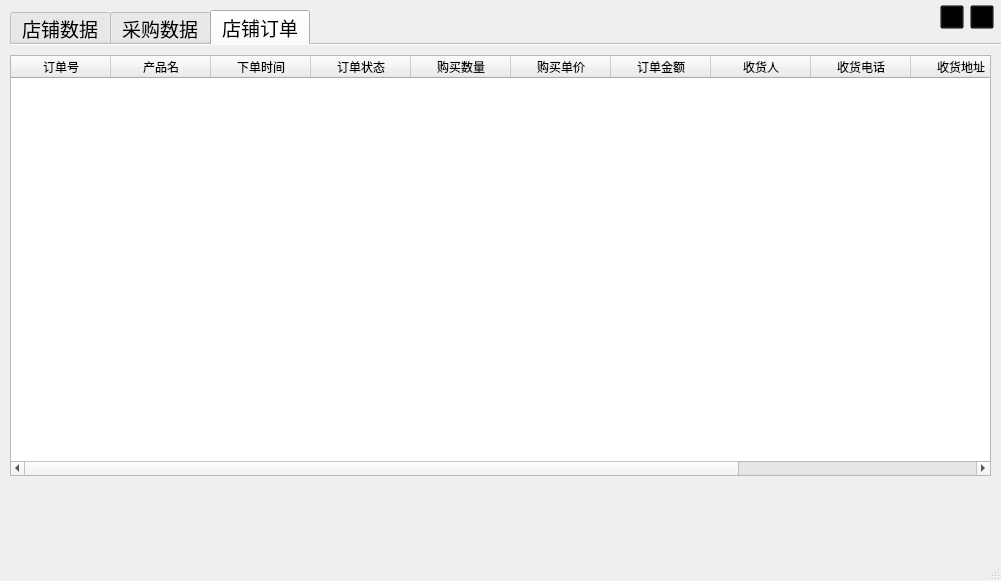
imuhao/MtHelper, file ui/ui.ui: the form before one commit.
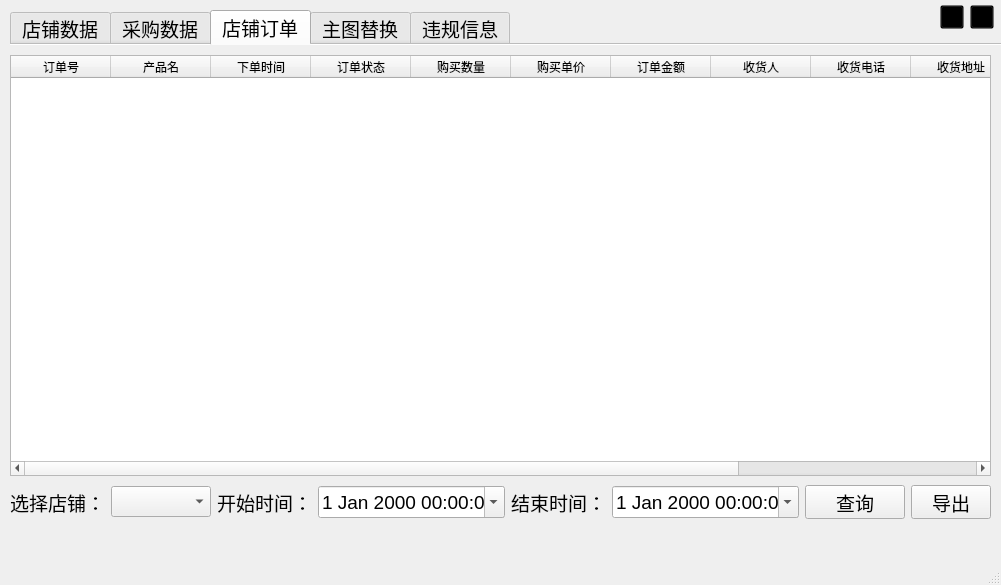
The form after the commit. The open tabs and pages were chosen to show the change. Icons and pictures are not drawn.

Commit message: 违规信息

Patch:
```diff
--- a/ui/ui.ui
+++ b/ui/ui.ui
@@ -7,7 +7,7 @@
     <x>0</x>
     <y>0</y>
     <width>1001</width>
-    <height>581</height>
+    <height>585</height>
    </rect>
   </property>
   <property name="font">
@@ -25,7 +25,7 @@
       <x>10</x>
       <y>10</y>
       <width>1001</width>
-      <height>511</height>
+      <height>541</height>
      </rect>
     </property>
     <property name="tabletTracking">
@@ -402,6 +402,184 @@
        </property>
       </column>
      </widget>
+     <widget class="QWidget" name="horizontalLayoutWidget_5">
+      <property name="geometry">
+       <rect>
+        <x>0</x>
+        <y>440</y>
+        <width>981</width>
+        <height>34</height>
+       </rect>
+      </property>
+      <layout class="QHBoxLayout" name="horizontalLayout_5" stretch="0,0,0,0,0,0,1,1">
+       <property name="sizeConstraint">
+        <enum>QLayout::SetNoConstraint</enum>
+       </property>
+       <item>
+        <widget class="QLabel" name="label_3">
+         <property name="maximumSize">
+          <size>
+           <width>100</width>
+           <height>16777215</height>
+          </size>
+         </property>
+         <property name="baseSize">
+          <size>
+           <width>0</width>
+           <height>0</height>
+          </size>
+         </property>
+         <property name="text">
+          <string>选择店铺：</string>
+         </property>
+         <property name="alignment">
+          <set>Qt::AlignRight|Qt::AlignTrailing|Qt::AlignVCenter</set>
+         </property>
+         <property name="wordWrap">
+          <bool>false</bool>
+         </property>
+        </widget>
+       </item>
+       <item>
+        <widget class="QComboBox" name="cbOrderShop">
+         <property name="maxVisibleItems">
+          <number>20</number>
+         </property>
+        </widget>
+       </item>
+       <item>
+        <widget class="QLabel" name="label_4">
+         <property name="maximumSize">
+          <size>
+           <width>100</width>
+           <height>16777215</height>
+          </size>
+         </property>
+         <property name="layoutDirection">
+          <enum>Qt::RightToLeft</enum>
+         </property>
+         <property name="text">
+          <string>开始时间：</string>
+         </property>
+         <property name="alignment">
+          <set>Qt::AlignRight|Qt::AlignTrailing|Qt::AlignVCenter</set>
+         </property>
+        </widget>
+       </item>
+       <item>
+        <widget class="QDateTimeEdit" name="dataStartOrder">
+         <property name="calendarPopup">
+          <bool>true</bool>
+         </property>
+        </widget>
+       </item>
+       <item>
+        <widget class="QLabel" name="label_5">
+         <property name="maximumSize">
+          <size>
+           <width>100</width>
+           <height>16777215</height>
+          </size>
+         </property>
+         <property name="text">
+          <string>结束时间：</string>
+         </property>
+         <property name="alignment">
+          <set>Qt::AlignRight|Qt::AlignTrailing|Qt::AlignVCenter</set>
+         </property>
+        </widget>
+       </item>
+       <item>
+        <widget class="QDateTimeEdit" name="dataEndOrder">
+         <property name="calendarPopup">
+          <bool>true</bool>
+         </property>
+        </widget>
+       </item>
+       <item>
+        <widget class="QPushButton" name="btnShopOrder">
+         <property name="minimumSize">
+          <size>
+           <width>100</width>
+           <height>0</height>
+          </size>
+         </property>
+         <property name="text">
+          <string>查询</string>
+         </property>
+        </widget>
+       </item>
+       <item>
+        <widget class="QPushButton" name="btnExportOrder">
+         <property name="text">
+          <string>导出</string>
+         </property>
+        </widget>
+       </item>
+      </layout>
+     </widget>
+     <widget class="QLabel" name="labelBottomOrfer">
+      <property name="geometry">
+       <rect>
+        <x>0</x>
+        <y>476</y>
+        <width>981</width>
+        <height>20</height>
+       </rect>
+      </property>
+      <property name="text">
+       <string/>
+      </property>
+      <property name="alignment">
+       <set>Qt::AlignRight|Qt::AlignTrailing|Qt::AlignVCenter</set>
+      </property>
+     </widget>
+    </widget>
+    <widget class="QWidget" name="tab_4">
+     <attribute name="title">
+      <string>主图替换</string>
+     </attribute>
+    </widget>
+    <widget class="QWidget" name="tab_5">
+     <attribute name="title">
+      <string>违规信息</string>
+     </attribute>
+     <widget class="QTreeWidget" name="treeViolation">
+      <property name="geometry">
+       <rect>
+        <x>10</x>
+        <y>0</y>
+        <width>481</width>
+        <height>471</height>
+       </rect>
+      </property>
+      <property name="tabletTracking">
+       <bool>false</bool>
+      </property>
+      <column>
+       <property name="text">
+        <string notr="true">1</string>
+       </property>
+      </column>
+     </widget>
+     <widget class="QTreeWidget" name="treeTransaction">
+      <property name="geometry">
+       <rect>
+        <x>500</x>
+        <y>0</y>
+        <width>481</width>
+        <height>471</height>
+       </rect>
+      </property>
+      <property name="tabletTracking">
+       <bool>false</bool>
+      </property>
+      <column>
+       <property name="text">
+        <string notr="true">1</string>
+       </property>
+      </column>
+     </widget>
     </widget>
    </widget>
    <widget class="QPushButton" name="btnMini">
```
Left out of the diff: 44 changed lines with no effect on the pictures. The commit also changes 18 other files.
